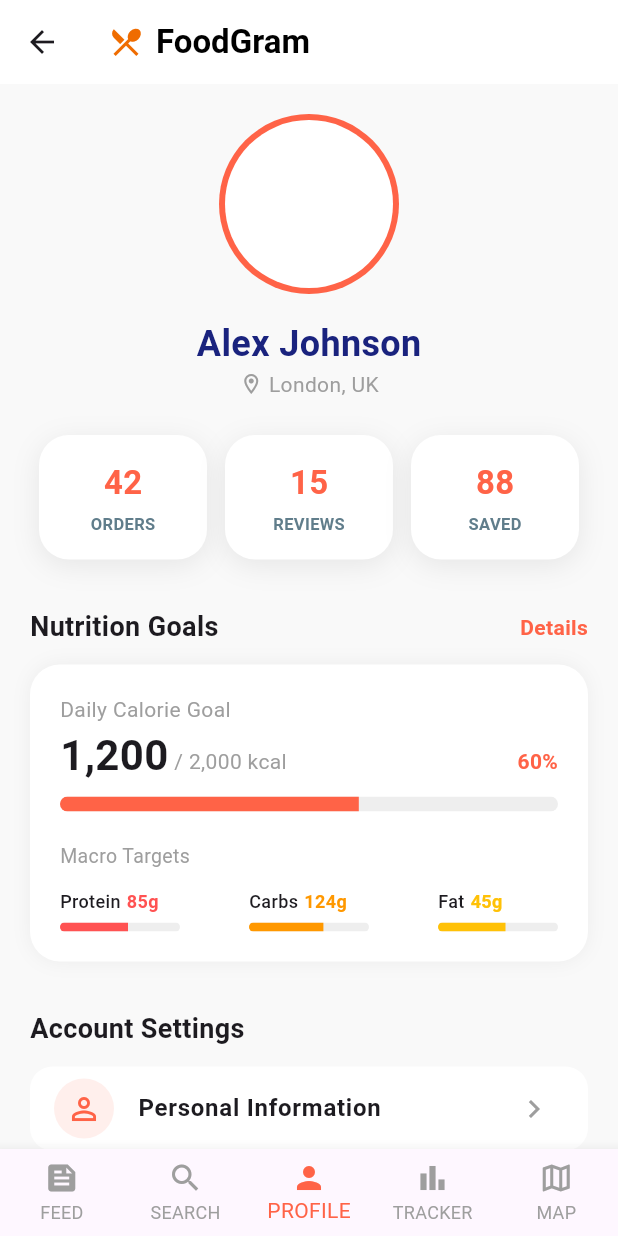
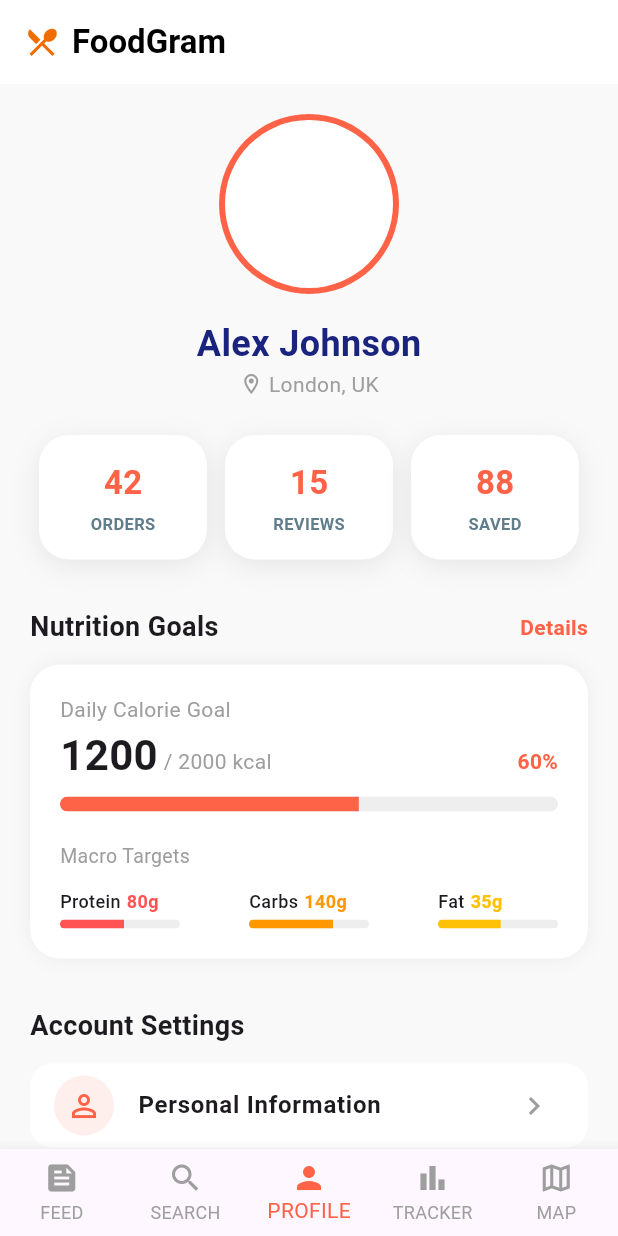
Before and after one commit to Moviles-202610-G05/Floter, a Flutter app: the UserScreen screen opened directly, on a phone screen of 412 x 824 dp. Run offline on Flutter 3.47's test engine with Material 3 defaults, Android fonts, the phone set to English and light mode, and no system bars.

Commit message:
commit antes de empezar a hacer los verdaderos commits

```diff
--- a/foodgram/lib/Vistas/user_screen.dart
+++ b/foodgram/lib/Vistas/user_screen.dart
@@ -1,7 +1,25 @@
 import 'package:flutter/material.dart';
+import 'nutrition_goals_screen.dart';
 
-class UserScreen extends StatelessWidget {
+class UserScreen extends StatefulWidget {
   const UserScreen({super.key});
+
+  @override
+  State<UserScreen> createState() => _UserScreenState();
+}
+
+class _UserScreenState extends State<UserScreen> {
+  // Metas del usuario iniciales
+  double _caloriesGoal = 2000;
+  double _proteinGoal  = 150;
+  double _carbsGoal    = 200;
+  double _fatGoal      = 67;
+
+  // Lo que el usuario ha consumido en el presente
+  double _caloriesConsumed = 1200;
+  double _proteinConsumed  = 80;
+  double _carbsConsumed    = 140;
+  double _fatConsumed      = 35;
 
   @override
   Widget build(BuildContext context) {
@@ -14,7 +32,8 @@
           children: [
             Icon(Icons.restaurant_menu, color: Colors.orange[800]),
             const SizedBox(width: 8),
-            const Text('FoodGram', style: TextStyle(color: Colors.black, fontWeight: FontWeight.bold)),
+            const Text('FoodGram',
+                style: TextStyle(color: Colors.black, fontWeight: FontWeight.bold)),
           ],
         ),
       ),
@@ -28,7 +47,8 @@
           child: Column(
             children: [
               const SizedBox(height: 20),
-              // --- SECCIÓN PERFIL ---
+
+              //  Perfil
               const CircleAvatar(
                 radius: 60,
                 backgroundColor: Color(0xFFFF6347),
@@ -39,10 +59,11 @@
                 ),
               ),
               const SizedBox(height: 16),
-              const Text(
-                'Alex Johnson',
-                style: TextStyle(fontSize: 24, fontWeight: FontWeight.bold, color: Color(0xFF1A237E)),
-              ),
+              const Text('Alex Johnson',
+                  style: TextStyle(
+                      fontSize: 24,
+                      fontWeight: FontWeight.bold,
+                      color: Color(0xFF1A237E))),
               const Row(
                 mainAxisAlignment: MainAxisAlignment.center,
                 children: [
@@ -52,7 +73,7 @@
               ),
               const SizedBox(height: 24),
 
-              // --- ESTADÍSTICAS ---
+              // Estadisticas de restaurantes
               Row(
                 mainAxisAlignment: MainAxisAlignment.spaceEvenly,
                 children: [
@@ -63,35 +84,64 @@
               ),
               const SizedBox(height: 32),
 
-              // --- NUTRITION GOALS ---
-              _buildSectionHeader("Nutrition Goals", "Details"),
+              // Nutrition goals
+              _buildSectionHeader(
+                "Nutrition Goals",
+                "Details",
+                onAction: () async {
+                  final result = await Navigator.push(
+                    context,
+                    MaterialPageRoute(
+                      builder: (_) => NutritionGoalsScreen(
+                        calories: _caloriesGoal,
+                        protein:  _proteinGoal,
+                        carbs:    _carbsGoal,
+                        fat:      _fatGoal,
+                      ),
+                    ),
+                  );
+                  if (result != null) {
+                    setState(() {
+                      _caloriesGoal = result['calories'];
+                      _proteinGoal  = result['protein'];
+                      _carbsGoal    = result['carbs'];
+                      _fatGoal      = result['fat'];
+                    });
+                  }
+                },
+              ),
               const SizedBox(height: 12),
               _buildNutritionCard(),
-
               const SizedBox(height: 32),
 
-              // --- ACCOUNT SETTINGS ---
+              // Account settings
               _buildSectionHeader("Account Settings", ""),
               const SizedBox(height: 12),
-              _buildSettingsItem(Icons.person_outline, "Personal Information", null, const Color(0xFFFF6347).withOpacity(0.1)),
-              _buildSettingsItem(Icons.lock_outline, "Post & Privacy Settings", "Configure social publications", const Color(0xFFFF6347).withOpacity(0.1)),
-
+              _buildSettingsItem(Icons.person_outline, "Personal Information", null,
+                  const Color(0xFFFF6347).withOpacity(0.1)),
+              _buildSettingsItem(Icons.lock_outline, "Post & Privacy Settings",
+                  "Configure social publications",
+                  const Color(0xFFFF6347).withOpacity(0.1)),
               const SizedBox(height: 24),
 
-              // --- BOTÓN LOGOUT ---
+              // Logout
               OutlinedButton(
                 onPressed: () {},
                 style: OutlinedButton.styleFrom(
                   minimumSize: const Size(double.infinity, 50),
                   side: BorderSide(color: Colors.grey.shade300, width: 1.5),
-                  shape: RoundedRectangleBorder(borderRadius: BorderRadius.circular(25)),
+                  shape: RoundedRectangleBorder(
+                      borderRadius: BorderRadius.circular(25)),
                 ),
                 child: const Row(
                   mainAxisAlignment: MainAxisAlignment.center,
                   children: [
                     Icon(Icons.logout, color: Color.fromARGB(255, 255, 38, 0)),
                     SizedBox(width: 8),
-                    Text("Logout", style: TextStyle(color: Color(0xFFFF6347), fontWeight: FontWeight.bold)),
+                    Text("Logout",
+                        style: TextStyle(
+                            color: Color(0xFFFF6347),
+                            fontWeight: FontWeight.bold)),
                   ],
                 ),
               ),
@@ -104,7 +154,7 @@
     );
   }
 
-  // --- WIDGETS DE APOYO ---
+  // WIDGETS
 
   Widget _buildStatCard(String value, String label) {
     return Expanded(
@@ -113,79 +163,126 @@
         padding: const EdgeInsets.symmetric(vertical: 16),
         decoration: BoxDecoration(
           color: Colors.white,
-          shape: BoxShape.rectangle,
           borderRadius: BorderRadius.circular(20),
           boxShadow: [
             BoxShadow(
-              color: Colors.black.withOpacity(0.08),
-              blurRadius: 15,
-              offset: const Offset(0, 4),
-            )
+                color: Colors.black.withOpacity(0.08),
+                blurRadius: 15,
+                offset: const Offset(0, 4))
           ],
         ),
         child: Column(
           mainAxisAlignment: MainAxisAlignment.center,
           children: [
-            Text(value, style: const TextStyle(fontSize: 22, fontWeight: FontWeight.bold, color: Color(0xFFFF6347))),
+            Text(value,
+                style: const TextStyle(
+                    fontSize: 22,
+                    fontWeight: FontWeight.bold,
+                    color: Color(0xFFFF6347))),
             const SizedBox(height: 4),
-            Text(label, style: const TextStyle(fontSize: 11, color: Colors.blueGrey, fontWeight: FontWeight.w600)),
+            Text(label,
+                style: const TextStyle(
+                    fontSize: 11,
+                    color: Colors.blueGrey,
+                    fontWeight: FontWeight.w600)),
           ],
         ),
       ),
     );
   }
 
-  Widget _buildSectionHeader(String title, String action) {
+  Widget _buildSectionHeader(String title, String action,
+      {VoidCallback? onAction}) {
     return Row(
       mainAxisAlignment: MainAxisAlignment.spaceBetween,
       children: [
-        Text(title, style: const TextStyle(fontSize: 18, fontWeight: FontWeight.bold)),
-        Text(action, style: const TextStyle(color: Color(0xFFFF6347), fontWeight: FontWeight.w600)),
+        Text(title,
+            style:
+                const TextStyle(fontSize: 18, fontWeight: FontWeight.bold)),
+        GestureDetector(
+          onTap: onAction,
+          child: Text(action,
+              style: const TextStyle(
+                  color: Color(0xFFFF6347), fontWeight: FontWeight.w600)),
+        ),
       ],
     );
   }
 
   Widget _buildNutritionCard() {
+    final double calProgress =
+        (_caloriesConsumed / _caloriesGoal).clamp(0.0, 1.0);
+    final int calPct = (calProgress * 100).round();
+
     return Container(
       padding: const EdgeInsets.all(20),
       decoration: BoxDecoration(
         color: Colors.white,
         borderRadius: BorderRadius.circular(20),
-        boxShadow: [BoxShadow(color: Colors.black.withOpacity(0.05), blurRadius: 10)],
+        boxShadow: [
+          BoxShadow(color: Colors.black.withOpacity(0.05), blurRadius: 10)
+        ],
       ),
       child: Column(
         crossAxisAlignment: CrossAxisAlignment.start,
         children: [
-          const Text("Daily Calorie Goal", style: TextStyle(color: Colors.grey)),
+          const Text("Daily Calorie Goal",
+              style: TextStyle(color: Colors.grey)),
           Row(
             crossAxisAlignment: CrossAxisAlignment.baseline,
             textBaseline: TextBaseline.alphabetic,
             children: [
-              const Text("1,200", style: TextStyle(fontSize: 28, fontWeight: FontWeight.bold)),
-              const Text(" / 2,000 kcal", style: TextStyle(color: Colors.grey)),
+              Text("${_caloriesConsumed.round()}",
+                  style: const TextStyle(
+                      fontSize: 28, fontWeight: FontWeight.bold)),
+              Text(" / ${_caloriesGoal.round()} kcal",
+                  style: const TextStyle(color: Colors.grey)),
               const Spacer(),
-              const Text("60%", style: TextStyle(color: Color(0xFFFF6347), fontWeight: FontWeight.bold)),
+              Text("$calPct%",
+                  style: const TextStyle(
+                      color: Color(0xFFFF6347),
+                      fontWeight: FontWeight.bold)),
             ],
           ),
           const SizedBox(height: 8),
           ClipRRect(
             borderRadius: BorderRadius.circular(10),
-            child: const LinearProgressIndicator(
-              value: 0.6,
+            child: LinearProgressIndicator(
+              value: calProgress,
               minHeight: 10,
-              backgroundColor: Color(0xFFEEEEEE),
-              valueColor: AlwaysStoppedAnimation<Color>(Color(0xFFFF6347)),
+              backgroundColor: const Color(0xFFEEEEEE),
+              valueColor:
+                  const AlwaysStoppedAnimation<Color>(Color(0xFFFF6347)),
             ),
           ),
           const SizedBox(height: 20),
-          const Text("Macro Targets", style: TextStyle(color: Colors.grey, fontSize: 13)),
+          const Text("Macro Targets",
+              style: TextStyle(color: Colors.grey, fontSize: 13)),
           const SizedBox(height: 12),
           Row(
             mainAxisAlignment: MainAxisAlignment.spaceBetween,
             children: [
-              _buildMacroItem("Protein", "85g", Colors.redAccent, 85 / 150),
-              _buildMacroItem("Carbs", "124g", Colors.orange, 124 / 200),
-              _buildMacroItem("Fat", "45g", Colors.amber, 45 / 80),
+              _buildMacroItem(
+                "Protein",
+                "${_proteinConsumed.round()}g",
+                "${_proteinGoal.round()}g",
+                Colors.redAccent,
+                (_proteinConsumed / _proteinGoal).clamp(0.0, 1.0),
+              ),
+              _buildMacroItem(
+                "Carbs",
+                "${_carbsConsumed.round()}g",
+                "${_carbsGoal.round()}g",
+                Colors.orange,
+                (_carbsConsumed / _carbsGoal).clamp(0.0, 1.0),
+              ),
+              _buildMacroItem(
+                "Fat",
+                "${_fatConsumed.round()}g",
+                "${_fatGoal.round()}g",
+                Colors.amber,
+                (_fatConsumed / _fatGoal).clamp(0.0, 1.0),
+              ),
             ],
           ),
         ],
@@ -193,18 +290,25 @@
     );
   }
 
-  Widget _buildMacroItem(String label, String value, Color color, double progress) {
+  Widget _buildMacroItem(
+      String label, String consumed, String goal, Color color, double progress) {
     return Column(
       crossAxisAlignment: CrossAxisAlignment.start,
       children: [
         Row(
           children: [
-            Text(label, style: const TextStyle(fontWeight: FontWeight.w500, fontSize: 12)),
+            Text(label,
+                style: const TextStyle(
+                    fontWeight: FontWeight.w500, fontSize: 12)),
             const SizedBox(width: 4),
-            Text(value, style: TextStyle(color: color, fontWeight: FontWeight.bold, fontSize: 12)),
+            Text(consumed,
+                style: TextStyle(
+                    color: color,
+                    fontWeight: FontWeight.bold,
+                    fontSize: 12)),
           ],
         ),
-        const SizedBox(height: 6),
+        const SizedBox(height: 4),
         SizedBox(
           width: 80,
           child: ClipRRect(
@@ -221,14 +325,22 @@
     );
   }
 
-  Widget _buildSettingsItem(IconData icon, String title, String? subtitle, Color bgColor) {
+  Widget _buildSettingsItem(
+      IconData icon, String title, String? subtitle, Color bgColor) {
     return Container(
       margin: const EdgeInsets.only(bottom: 12),
-      decoration: BoxDecoration(color: Colors.white, borderRadius: BorderRadius.circular(15)),
+      decoration: BoxDecoration(
+          color: Colors.white, borderRadius: BorderRadius.circular(15)),
       child: ListTile(
-        leading: CircleAvatar(backgroundColor: bgColor, child: Icon(icon, color: Color(0xFFFF6347))),
-        title: Text(title, style: const TextStyle(fontWeight: FontWeight.w600)),
-        subtitle: subtitle != null ? Text(subtitle, style: const TextStyle(fontSize: 12, color: Colors.grey)) : null,
+        leading: CircleAvatar(
+            backgroundColor: bgColor,
+            child: Icon(icon, color: const Color(0xFFFF6347))),
+        title:
+            Text(title, style: const TextStyle(fontWeight: FontWeight.w600)),
+        subtitle: subtitle != null
+            ? Text(subtitle,
+                style: const TextStyle(fontSize: 12, color: Colors.grey))
+            : null,
         trailing: const Icon(Icons.chevron_right, color: Colors.grey),
       ),
     );
@@ -244,8 +356,10 @@
         BottomNavigationBarItem(icon: Icon(Icons.feed), label: "FEED"),
         BottomNavigationBarItem(icon: Icon(Icons.search), label: "SEARCH"),
         BottomNavigationBarItem(icon: Icon(Icons.person), label: "PROFILE"),
-        BottomNavigationBarItem(icon: Icon(Icons.bar_chart), label: "TRACKER"),
-        BottomNavigationBarItem(icon: Icon(Icons.map_outlined), label: "MAP"),
+        BottomNavigationBarItem(
+            icon: Icon(Icons.bar_chart), label: "TRACKER"),
+        BottomNavigationBarItem(
+            icon: Icon(Icons.map_outlined), label: "MAP"),
       ],
     );
   }
--- a/foodgram/lib/main.dart
+++ b/foodgram/lib/main.dart
@@ -1,6 +1,6 @@
 import 'package:flutter/material.dart';
 import 'package:foodgram/Vistas/Login_screen.dart' show LoginScreen;
-
+import 'package:foodgram/Vistas/user_screen.dart' show UserScreen;
 
 void main() {
   runApp(const MyApp());
@@ -17,7 +17,7 @@
       theme: ThemeData(
         primarySwatch: Colors.deepOrange,
       ),
-      home: const LoginScreen(), // 👈 aquí defines la primera pantalla
+      home: const UserScreen(), // 👈 aquí defines la primera pantalla
     );
   }
 }
```
Also changed, not shown: foodgram/lib/Vistas/nutrition_goals_screen.dart (added, +377 -0 lines), foodgram/lib/Vistas/info_user_screen.dart (added), foodgram/lib/Vistas/post_privacity_screen.dart (added).
